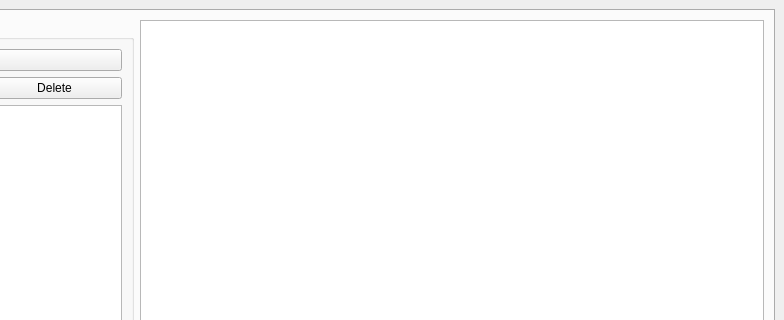
Old version of the form UIs/MainWindow.ui in the repository PelerYuan/HaoCiKuaiJi3.0; both pictures show x 210 to 994 and y 0 to 320 of the 994 by 630 pixel window.
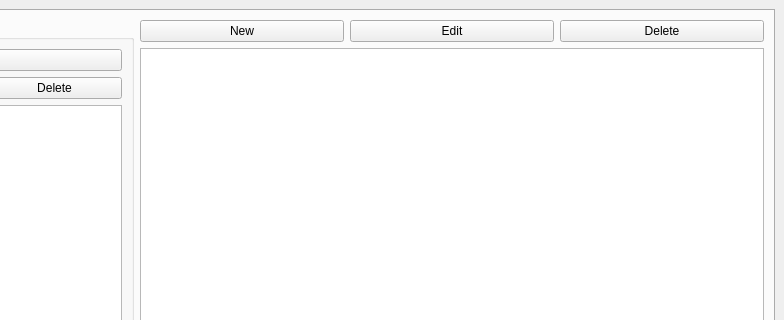
New version of the form.

Diff of the .ui file:
```diff
--- a/UIs/MainWindow.ui
+++ b/UIs/MainWindow.ui
@@ -30,7 +30,7 @@
        <attribute name="title">
         <string>Words</string>
        </attribute>
-       <layout class="QHBoxLayout" name="horizontalLayout">
+       <layout class="QHBoxLayout" name="horizontalLayout_4">
         <item>
          <widget class="QGroupBox" name="groupBox">
           <property name="maximumSize">
@@ -79,7 +79,36 @@
          </widget>
         </item>
         <item>
-         <widget class="QTableView" name="tableView"/>
+         <layout class="QVBoxLayout" name="verticalLayout_3">
+          <item>
+           <layout class="QHBoxLayout" name="horizontalLayout">
+            <item>
+             <widget class="QPushButton" name="word_new_pushButton">
+              <property name="text">
+               <string>New</string>
+              </property>
+             </widget>
+            </item>
+            <item>
+             <widget class="QPushButton" name="word_edit_pushButton">
+              <property name="text">
+               <string>Edit</string>
+              </property>
+             </widget>
+            </item>
+            <item>
+             <widget class="QPushButton" name="word_delete_pushButton">
+              <property name="text">
+               <string>Delete</string>
+              </property>
+             </widget>
+            </item>
+           </layout>
+          </item>
+          <item>
+           <widget class="QTableView" name="word_tableView"/>
+          </item>
+         </layout>
         </item>
        </layout>
       </widget>
```
Left out of the diff: 2 changed lines with no effect on the pictures.
